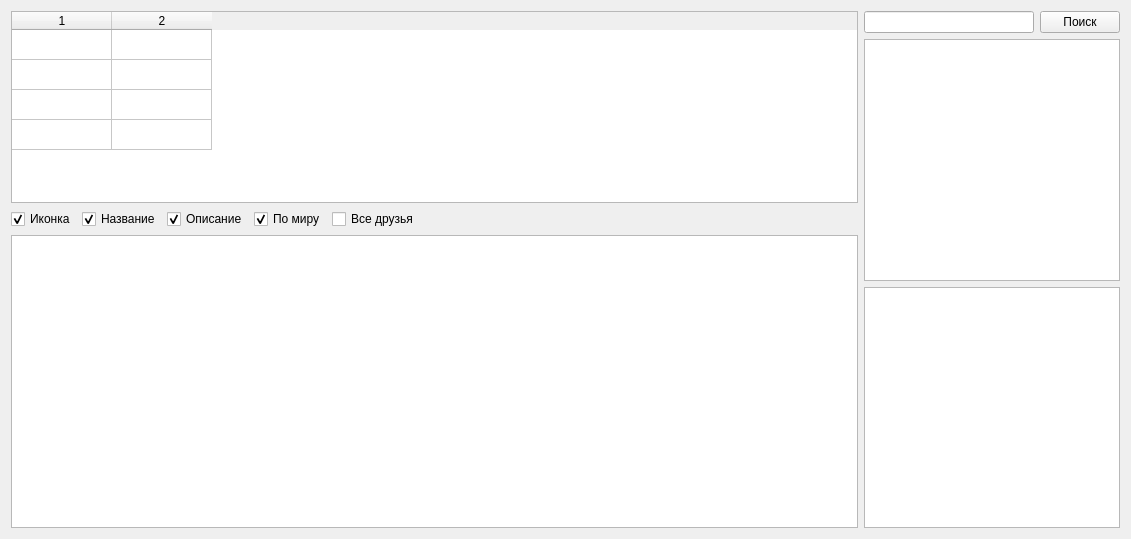
This is AraSteamManager/AchievementsSubForms/formachievementsfriendscompare.ui in Arankir/AraSteamManager as Qt 5 draws it before an edit. The edited form follows.
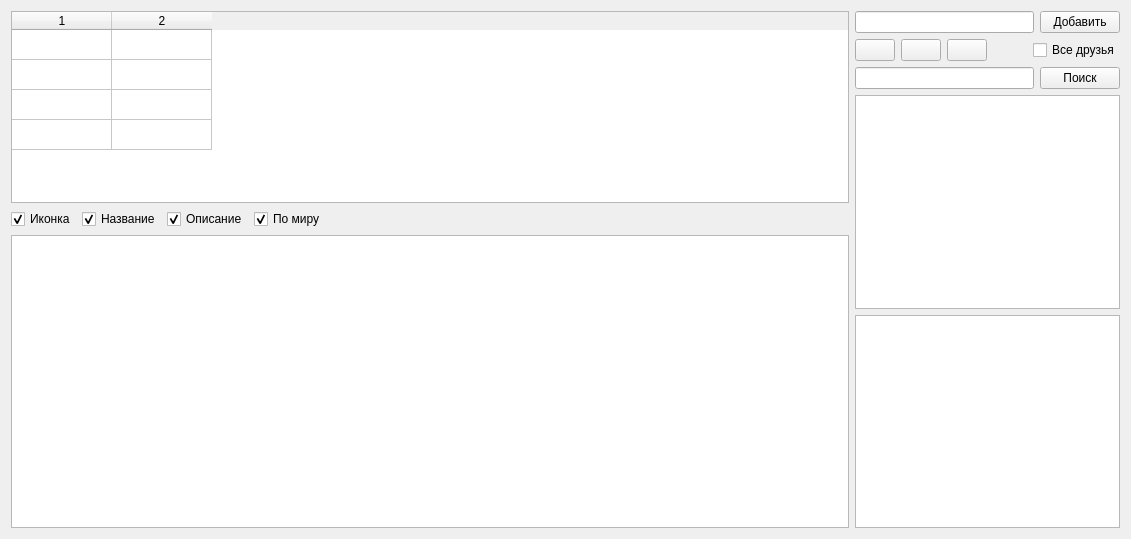
This is the edited form. Custom widgets are drawn as their Qt base class.

```diff
--- a/AraSteamManager/AchievementsSubForms/formachievementsfriendscompare.ui
+++ b/AraSteamManager/AchievementsSubForms/formachievementsfriendscompare.ui
@@ -13,7 +13,7 @@
   <property name="windowTitle">
    <string>Form</string>
   </property>
-  <layout class="QHBoxLayout" name="horizontalLayout_3">
+  <layout class="QHBoxLayout" name="horizontalLayout_5">
    <item>
     <layout class="QVBoxLayout" name="verticalLayout_3">
      <item>
@@ -107,13 +107,6 @@
            </property>
           </widget>
          </item>
-         <item>
-          <widget class="QCheckBox" name="CheckBoxCompareAllFriends">
-           <property name="text">
-            <string>Все друзья</string>
-           </property>
-          </widget>
-         </item>
          <item>
           <spacer name="horizontalSpacer_4">
            <property name="orientation">
@@ -159,6 +152,81 @@
        </item>
        <item>
         <widget class="QPushButton" name="pushButton">
+         <property name="sizePolicy">
+          <sizepolicy hsizetype="Maximum" vsizetype="Fixed">
+           <horstretch>0</horstretch>
+           <verstretch>0</verstretch>
+          </sizepolicy>
+         </property>
+         <property name="text">
+          <string>Добавить</string>
+         </property>
+        </widget>
+       </item>
+      </layout>
+     </item>
+     <item>
+      <layout class="QHBoxLayout" name="horizontalLayout_4">
+       <item>
+        <widget class="QPushButton" name="pushButton_3">
+         <property name="text">
+          <string/>
+         </property>
+        </widget>
+       </item>
+       <item>
+        <widget class="QPushButton" name="pushButton_4">
+         <property name="text">
+          <string/>
+         </property>
+        </widget>
+       </item>
+       <item>
+        <widget class="QPushButton" name="pushButton_5">
+         <property name="text">
+          <string/>
+         </property>
+        </widget>
+       </item>
+       <item>
+        <spacer name="horizontalSpacer">
+         <property name="orientation">
+          <enum>Qt::Horizontal</enum>
+         </property>
+         <property name="sizeType">
+          <enum>QSizePolicy::Preferred</enum>
+         </property>
+         <property name="sizeHint" stdset="0">
+          <size>
+           <width>40</width>
+           <height>20</height>
+          </size>
+         </property>
+        </spacer>
+       </item>
+       <item>
+        <widget class="QCheckBox" name="CheckBoxCompareAllFriends">
+         <property name="text">
+          <string>Все друзья</string>
+         </property>
+        </widget>
+       </item>
+      </layout>
+     </item>
+     <item>
+      <layout class="QHBoxLayout" name="horizontalLayout_3">
+       <item>
+        <widget class="QLineEdit" name="lineEdit_2">
+         <property name="sizePolicy">
+          <sizepolicy hsizetype="Preferred" vsizetype="Fixed">
+           <horstretch>0</horstretch>
+           <verstretch>0</verstretch>
+          </sizepolicy>
+         </property>
+        </widget>
+       </item>
+       <item>
+        <widget class="QPushButton" name="pushButton_2">
          <property name="sizePolicy">
           <sizepolicy hsizetype="Maximum" vsizetype="Fixed">
            <horstretch>0</horstretch>
```
